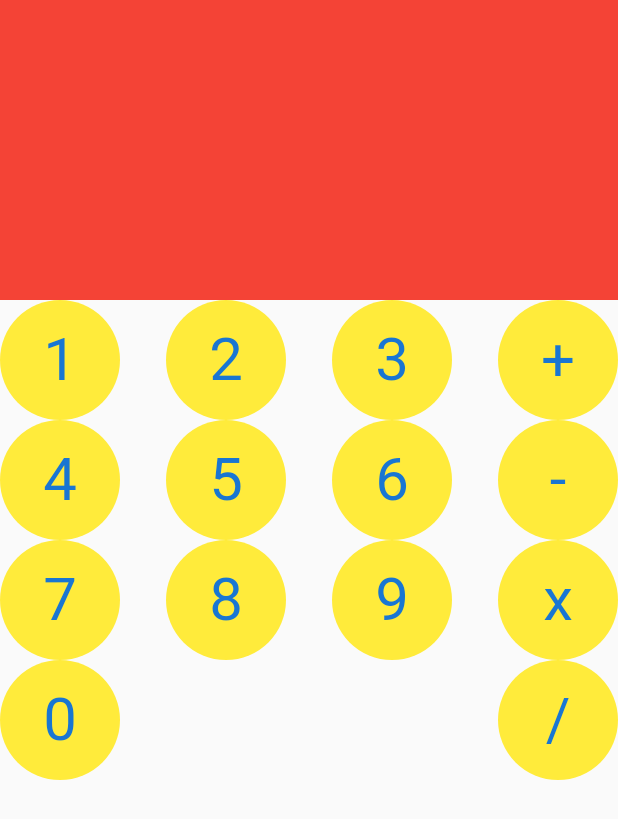
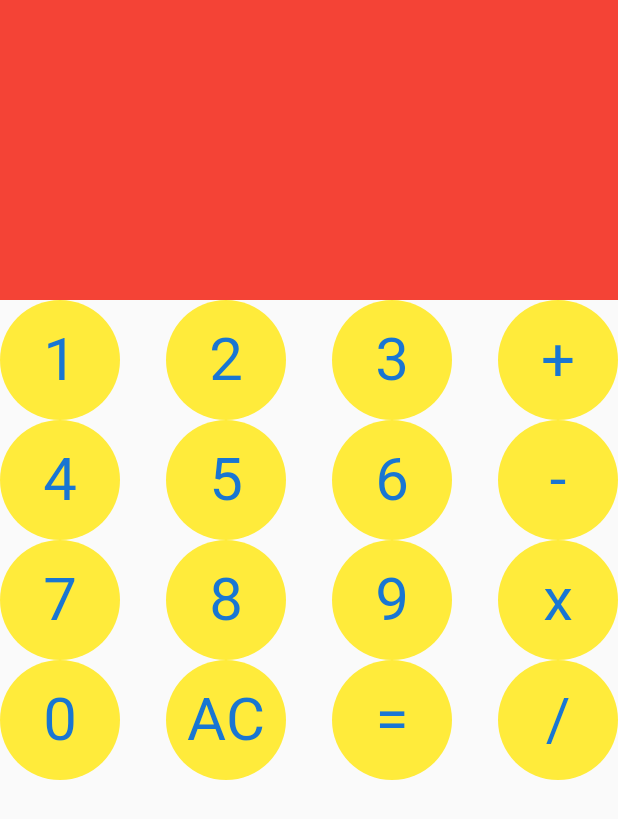
Before and after one commit to RenanMouraDaSilvaBarros/calculateFlutter, a Flutter app: the screen it shows after launch, on a phone screen of 412 x 824 dp. Shown: the top 819 px of the screen. Run offline on Flutter 3.47's test engine with Material 2 defaults, Android fonts, the phone set to English and light mode, and no system bars.

```diff
--- a/lib/view/calculatorScreen.dart
+++ b/lib/view/calculatorScreen.dart
@@ -10,22 +10,28 @@ class CalculatorScreen extends StatefulWidget {
 class _CalculatorScreenState extends State<CalculatorScreen> {
   @override
   Widget build(BuildContext context) {
-    Widget _rowOne({List<String> numbers, String operator}) {
+    Widget _row({List<String> numbers, List<String> operator}) {
       return Row(
         mainAxisAlignment: MainAxisAlignment.spaceBetween,
         children: List.generate(
-          numbers.length + 1,
+          numbers.length + operator.length,
           (e) {
             print(e);
             print("size: ${numbers.length}");
-            return e == numbers.length
+            return e >= numbers.length
                 ? DigitButton(
                     color: Colors.yellow,
-                    number: operator,
+                    number: operator[e - numbers.length],
+                     onChanged: (value) {
+                      print("você digitou : $value");
+                    },
                   )
                 : DigitButton(
                     color: Colors.yellow,
                     number: numbers[e],
+                    onChanged: (value) {
+                      print("você digitou : $value");
+                    },
                   );
           },
         ),
@@ -40,10 +46,10 @@ class _CalculatorScreenState extends State<CalculatorScreen> {
               color: Colors.red,
               height: 200,
             ),
-            _rowOne(numbers: ['1', '2', '3'], operator: '+'),
-            _rowOne(numbers: ['4', '5', '6'], operator: '-'),
-            _rowOne(numbers: ['7', '8', '9'], operator: 'x'),
-            _rowOne(numbers: ['0'], operator: '/')
+            _row(numbers: ['1', '2', '3'], operator: ['+']),
+            _row(numbers: ['4', '5', '6'], operator: ['-']),
+            _row(numbers: ['7', '8', '9'], operator: ['x']),
+            _row(numbers: ['0'], operator: ['AC', '=', '/'])
           ],
         ),
       ),
```
